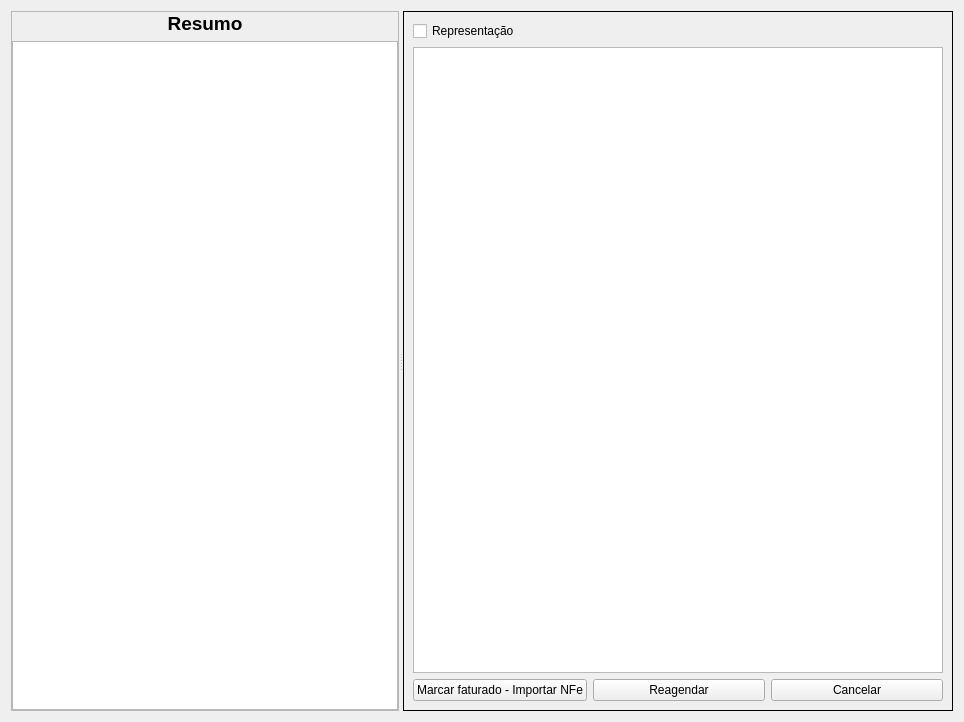
darktorres/ERP-STACCATO, file ui/widgetcomprafaturar.ui: the form before one commit.
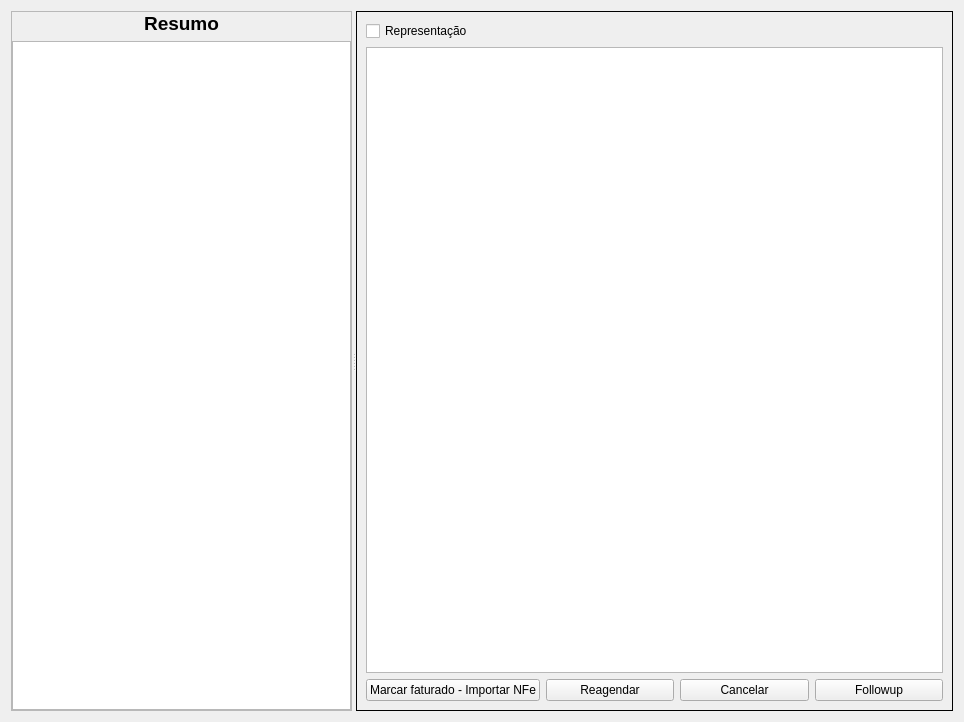
The form after the commit. Custom widgets are drawn as their Qt base class.

Commit message: Adicionado followup em várias telas

The edit to the form file:
```diff
--- a/ui/widgetcomprafaturar.ui
+++ b/ui/widgetcomprafaturar.ui
@@ -109,7 +109,14 @@
          </property>
         </widget>
        </item>
-       <item row="1" column="0" colspan="3">
+       <item row="2" column="3">
+        <widget class="QPushButton" name="pushButtonFollowup">
+         <property name="text">
+          <string>Followup</string>
+         </property>
+        </widget>
+       </item>
+       <item row="1" column="0" colspan="4">
         <widget class="TableView" name="table">
          <property name="mouseTracking">
           <bool>true</bool>
```
Left out of the diff: 14 changed lines with no effect on the pictures. The commit also changes 40 other files.
